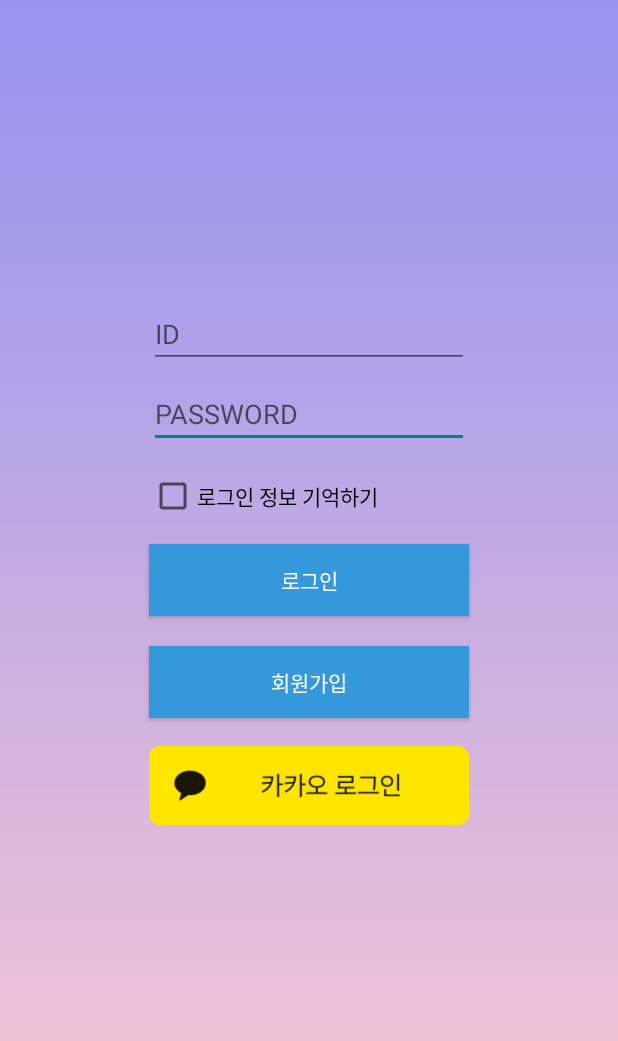
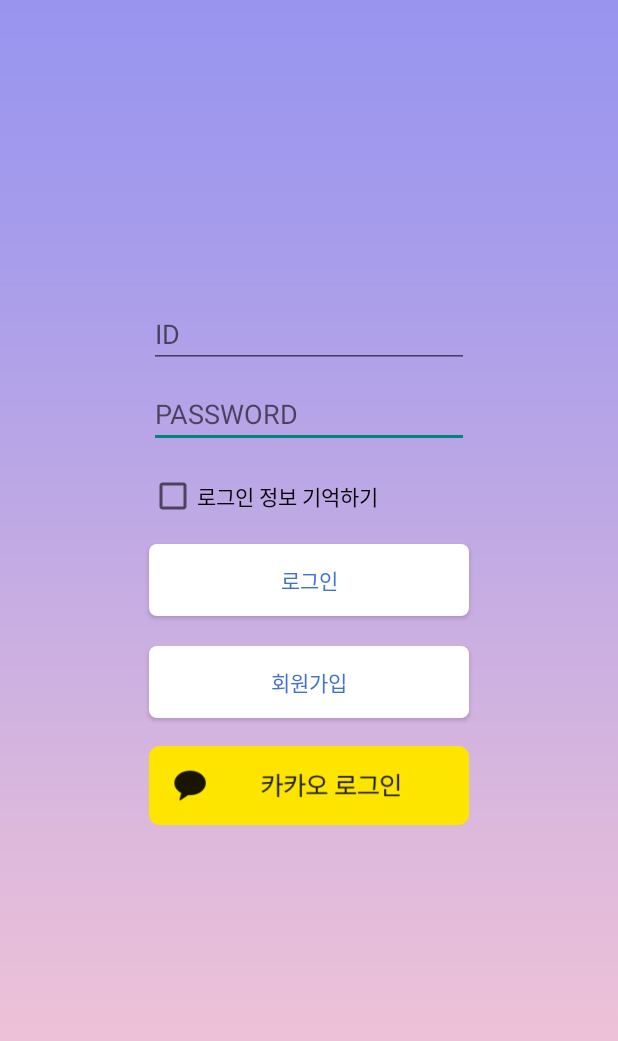
Before and after one commit to soo9028/keepinmindcalendar, an Android app: the screen it shows after launch (LoginActivity), on a phone screen of 412 x 824 dp. Shown: the top 1041 px of the screen. Run offline under Robolectric (Android 15) with nearby library versions, the light colour scheme and no system bars; our stand-ins replace Volley; libraries missing offline, so code that uses them is left out: com.kakao.sdk; 2 statements that could not run were skipped.

Commit message:
changed LoginActivity.xml (updated button to ripple effect)

```diff
--- a/app/src/main/java/co/kr/crystalstudio/keepinmind/SplashActivity.java
+++ b/app/src/main/java/co/kr/crystalstudio/keepinmind/SplashActivity.java
@@ -15,7 +15,7 @@ public class SplashActivity extends AppCompatActivity {
     protected void onCreate(Bundle savedInstanceState) {
         super.onCreate(savedInstanceState);
         setContentView(R.layout.activity_splash);
-        handler.sendEmptyMessageDelayed(0,3000);
+        handler.sendEmptyMessageDelayed(0,2000);
     }
 
     Handler handler = new Handler(Looper.getMainLooper()){
--- /dev/null
+++ b/app/src/main/res/drawable/ripple_custom.xml
@@ -0,0 +1,18 @@
+<?xml version="1.0" encoding="utf-8"?>
+<ripple xmlns:android="http://schemas.android.com/apk/res/android" android:color="#008FFC">
+    <item android:id="@android:id/mask">
+        <shape android:shape="rectangle">
+            <solid android:color="#008FFC" />
+            <corners android:radius="5dp" />
+        </shape>
+    </item>
+    <item android:id="@android:id/background">
+        <shape android:shape="rectangle">
+            <gradient
+                android:angle="90"
+                android:endColor="@android:color/white"
+                android:startColor="@android:color/white" />
+            <corners android:radius="5dp" />
+        </shape>
+    </item>
+</ripple>
--- a/app/src/main/res/layout/activity_login.xml
+++ b/app/src/main/res/layout/activity_login.xml
@@ -53,8 +53,8 @@
 
     <androidx.appcompat.widget.AppCompatButton
         android:id="@+id/btn_login"
-        android:background="@color/skyblue"
-        android:textColor="@color/white"
+        android:background="@drawable/ripple_custom"
+        android:textColor="@color/bannerblue"
         android:layout_width="0dp"
         android:layout_height="wrap_content"
         android:layout_marginTop="16dp"
@@ -68,8 +68,8 @@
 
     <androidx.appcompat.widget.AppCompatButton
         android:id="@+id/btn_register"
-        android:background="@color/skyblue"
-        android:textColor="@color/white"
+        android:background="@drawable/ripple_custom"
+        android:textColor="@color/bannerblue"
         android:layout_width="0dp"
         android:layout_height="wrap_content"
         android:layout_marginTop="20dp"
```
